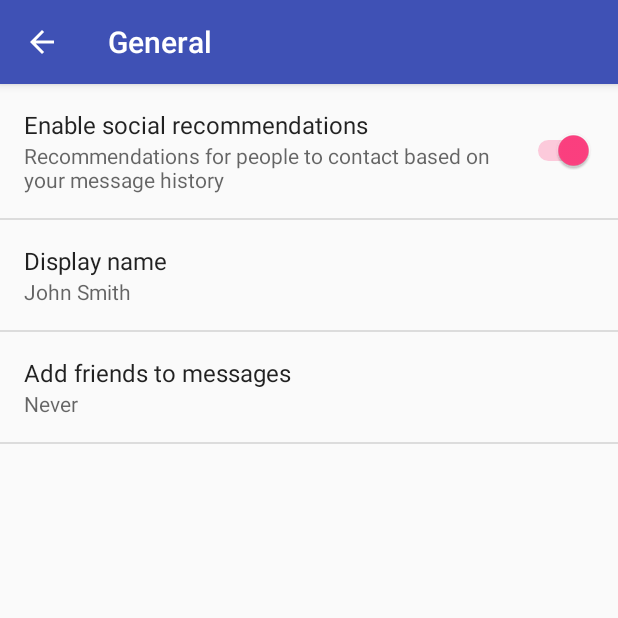
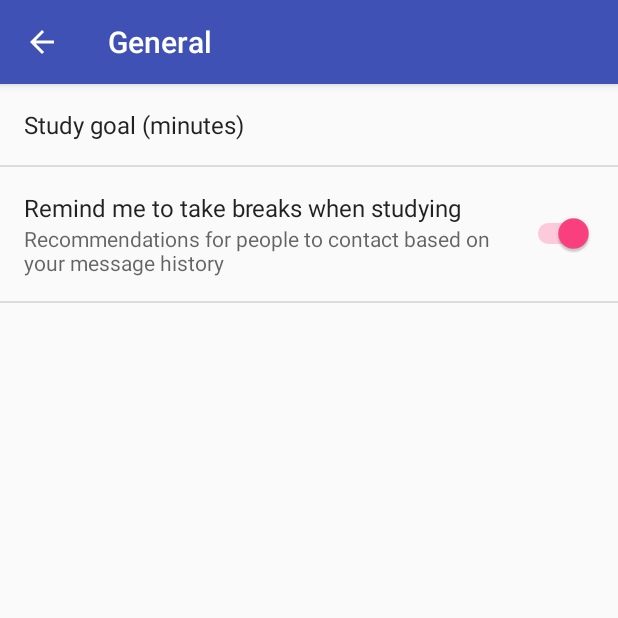
Before and after one commit to NBerlin/MAMN01Projekt, an Android app: the TimerActivity screen opened directly, with no data from a screen before it, after a tap on "General", on a phone screen of 412 x 824 dp, the top half of it. Run offline under Robolectric (Android 15) with nearby library versions, the light colour scheme and no system bars; 3 statements that could not run were skipped.

Commit message:
Add preferences for study goal and pomodoro

```diff
--- a/app/src/main/java/grupp1/projekt/AppCompatPreferenceActivity.java
+++ b/app/src/main/java/grupp1/projekt/AppCompatPreferenceActivity.java
@@ -25,6 +25,7 @@ public abstract class AppCompatPreferenceActivity extends PreferenceActivity {
         getDelegate().installViewFactory();
         getDelegate().onCreate(savedInstanceState);
         super.onCreate(savedInstanceState);
+        addPreferencesFromResource(R.xml.pref_general);
     }
 
     @Override
--- a/app/src/main/res/values/strings.xml
+++ b/app/src/main/res/values/strings.xml
@@ -73,4 +73,6 @@
     <string name="pref_ringtone_silent">Silent</string>
 
     <string name="pref_title_vibrate">Vibrate</string>
+    <string name="pref_title_study_goal_minutes">Study goal (minutes)</string>
+    <string name="pref_title_pomodoro_enabled">Remind me to take breaks when studying</string>
 </resources>
--- a/app/src/main/res/xml/pref_general.xml
+++ b/app/src/main/res/xml/pref_general.xml
@@ -1,33 +1,18 @@
 <PreferenceScreen xmlns:android="http://schemas.android.com/apk/res/android">
+
+    <EditTextPreference
+        android:defaultValue="240"
+        android:inputType="number"
+        android:key="study_goal_minutes"
+        android:maxLines="1"
+        android:selectAllOnFocus="true"
+        android:singleLine="true"
+        android:title="@string/pref_title_study_goal_minutes" />
 
     <SwitchPreference
         android:defaultValue="true"
-        android:key="example_switch"
+        android:key="pomodoro_enabled"
         android:summary="@string/pref_description_social_recommendations"
-        android:title="@string/pref_title_social_recommendations" />
-
-    <!-- NOTE: EditTextPreference accepts EditText attributes. -->
-    <!-- NOTE: EditTextPreference's summary should be set to its value by the activity code. -->
-    <EditTextPreference
-        android:capitalize="words"
-        android:defaultValue="@string/pref_default_display_name"
-        android:inputType="textCapWords"
-        android:key="example_text"
-        android:maxLines="1"
-        android:selectAllOnFocus="true"
-        android:singleLine="true"
-        android:title="@string/pref_title_display_name" />
-
-    <!-- NOTE: Hide buttons to simplify the UI. Users can touch outside the dialog to
-         dismiss it. -->
-    <!-- NOTE: ListPreference's summary should be set to its value by the activity code. -->
-    <ListPreference
-        android:defaultValue="-1"
-        android:entries="@array/pref_example_list_titles"
-        android:entryValues="@array/pref_example_list_values"
-        android:key="example_list"
-        android:negativeButtonText="@null"
-        android:positiveButtonText="@null"
-        android:title="@string/pref_title_add_friends_to_messages" />
+        android:title="@string/pref_title_pomodoro_enabled" />
 
 </PreferenceScreen>
```
